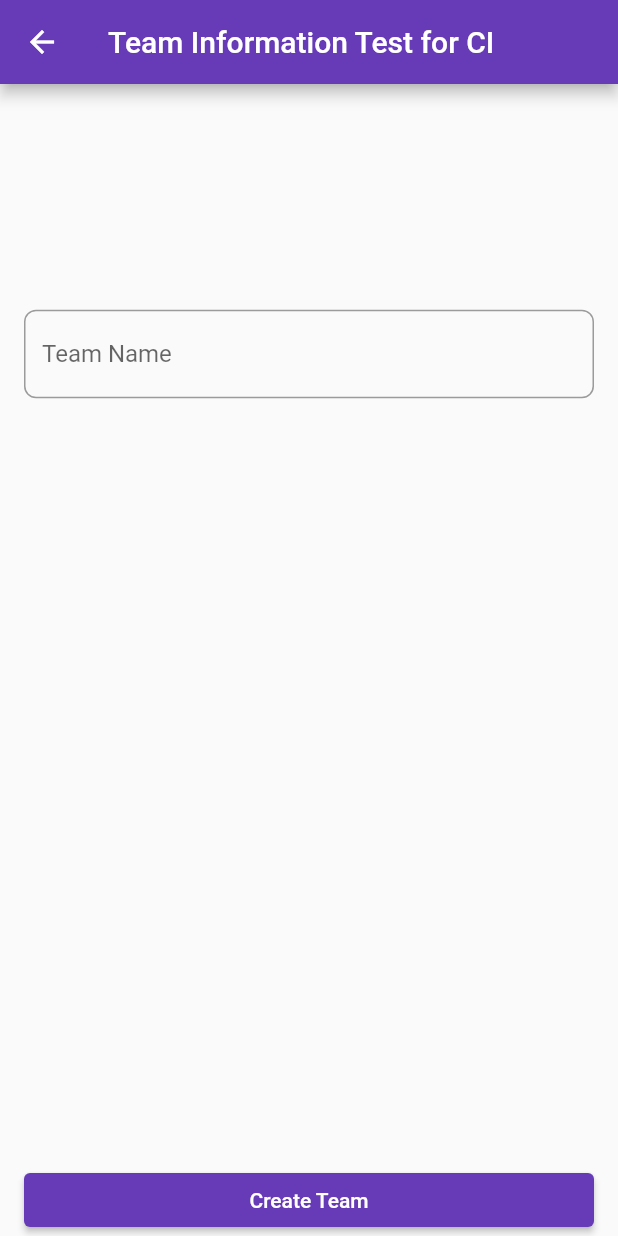
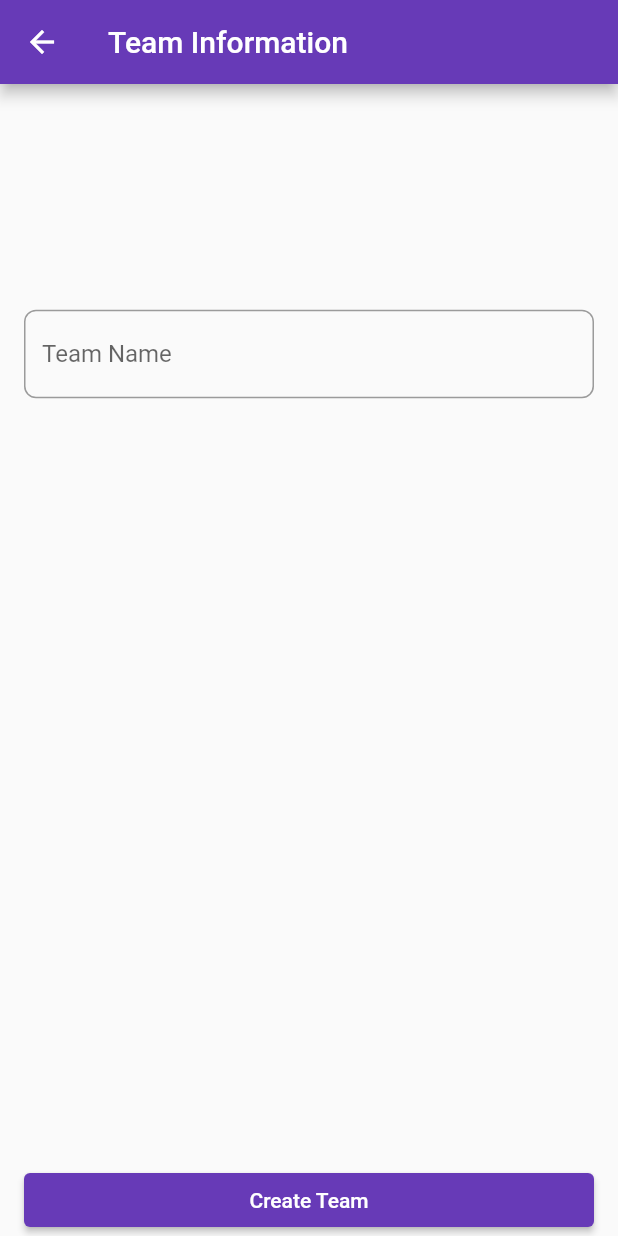
Before and after one commit to Codes-on-Roadshow/teamapp, a Flutter app: the CreateTeamPage screen opened directly, on a phone screen of 412 x 824 dp. Run offline on Flutter 3.47's test engine with Material 2 defaults, Android fonts, the phone set to English and light mode, and no system bars; our stand-ins replace firebase_auth, firebase_core, get; missing offline and left inert: flutterfire_ui; accounts and stored records are empty.

Commit message:
remove test CI for mobile changes

```diff
--- a/apps/mobile/lib/main.dart
+++ b/apps/mobile/lib/main.dart
@@ -235,7 +235,7 @@ class CreateTeamPage extends StatelessWidget {
   Widget build(BuildContext context) {
     return Scaffold(
       appBar: AppBar(
-        title: const Text('Team Information Test for CI'),
+        title: const Text('Team Information'),
       ),
       body: SafeArea(
         child: Container(
```
